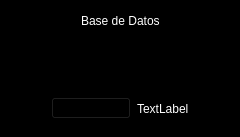
Laloses/SGDB-Indices, file buscartablas.ui: the form before one commit.
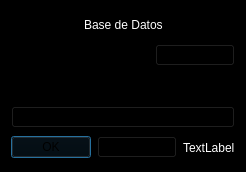
The form after the commit. Icons and pictures are not drawn.

The edit to the form file:
```diff
--- a/buscartablas.ui
+++ b/buscartablas.ui
@@ -6,8 +6,8 @@
    <rect>
     <x>0</x>
     <y>0</y>
-    <width>240</width>
-    <height>137</height>
+    <width>241</width>
+    <height>172</height>
    </rect>
   </property>
   <property name="windowTitle">
@@ -17,8 +17,6 @@
    <string notr="true">background-color:black;
 color: white;</string>
   </property>
-  <layout class="QVBoxLayout" name="verticalLayout_2">
-   <item>
     <layout class="QVBoxLayout" name="verticalLayout">
      <item>
       <layout class="QHBoxLayout" name="horizontalLayout_2">
@@ -58,9 +56,23 @@
       </layout>
      </item>
      <item>
+    <layout class="QHBoxLayout" name="horizontalLayout_4">
+     <item>
       <widget class="QLineEdit" name="le_DB"/>
      </item>
      <item>
+      <widget class="QPushButton" name="pb_nuevaDB">
+       <property name="styleSheet">
+        <string notr="true">color:black;</string>
+       </property>
+       <property name="text">
+        <string>Nueva DB</string>
+       </property>
+      </widget>
+     </item>
+    </layout>
+   </item>
+   <item>
       <layout class="QHBoxLayout" name="horizontalLayout">
        <item>
         <spacer name="horizontalSpacer">
@@ -117,7 +129,19 @@
        </item>
       </layout>
      </item>
-    </layout>
+   <item>
+    <layout class="QVBoxLayout" name="layTablas"/>
+   </item>
+   <item>
+    <widget class="QPushButton" name="pb_nuevaT">
+     <property name="styleSheet">
+      <string notr="true">color:black;
+</string>
+     </property>
+     <property name="text">
+      <string>Nueva tabla</string>
+     </property>
+    </widget>
    </item>
    <item>
     <layout class="QHBoxLayout" name="horizontalLayout_3">
@@ -135,12 +159,13 @@
       </spacer>
      </item>
      <item>
-      <widget class="QPushButton" name="pb_aceptar">
+      <widget class="QDialogButtonBox" name="bb_aceptar">
        <property name="styleSheet">
-        <string notr="true">color:black;</string>
+        <string notr="true">color:black;
+</string>
        </property>
-       <property name="text">
-        <string>Aceptar</string>
+       <property name="standardButtons">
+        <set>QDialogButtonBox::Cancel|QDialogButtonBox::Ok</set>
        </property>
       </widget>
      </item>
```
Lines whose indentation alone changed are shown as unchanged.
